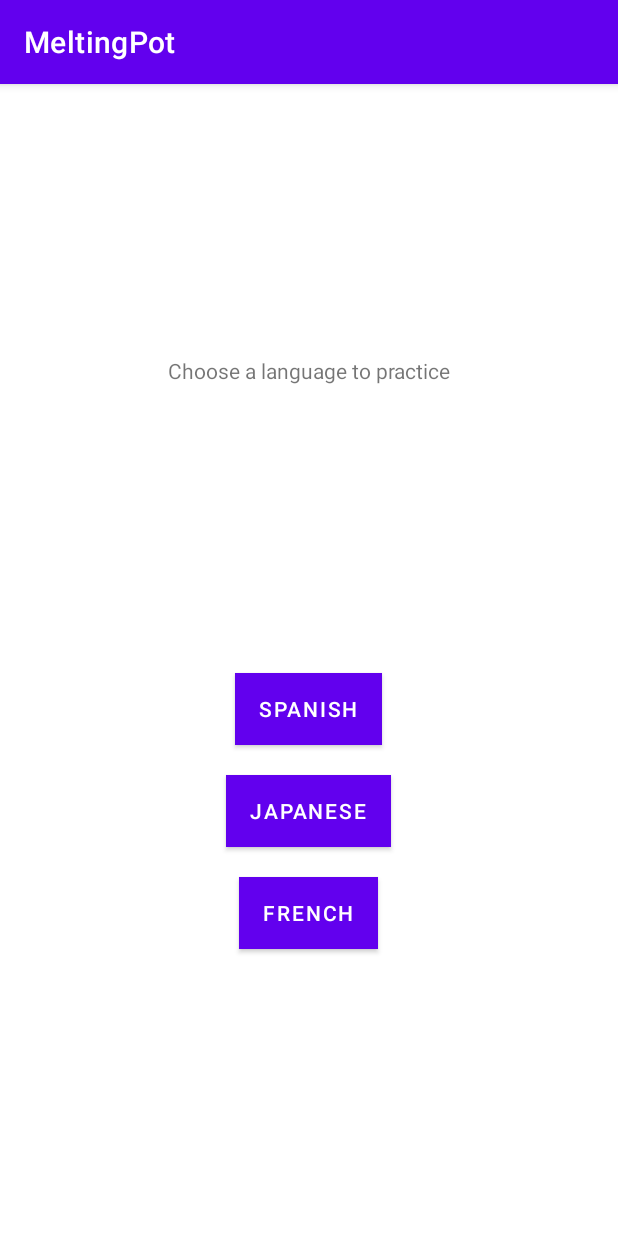
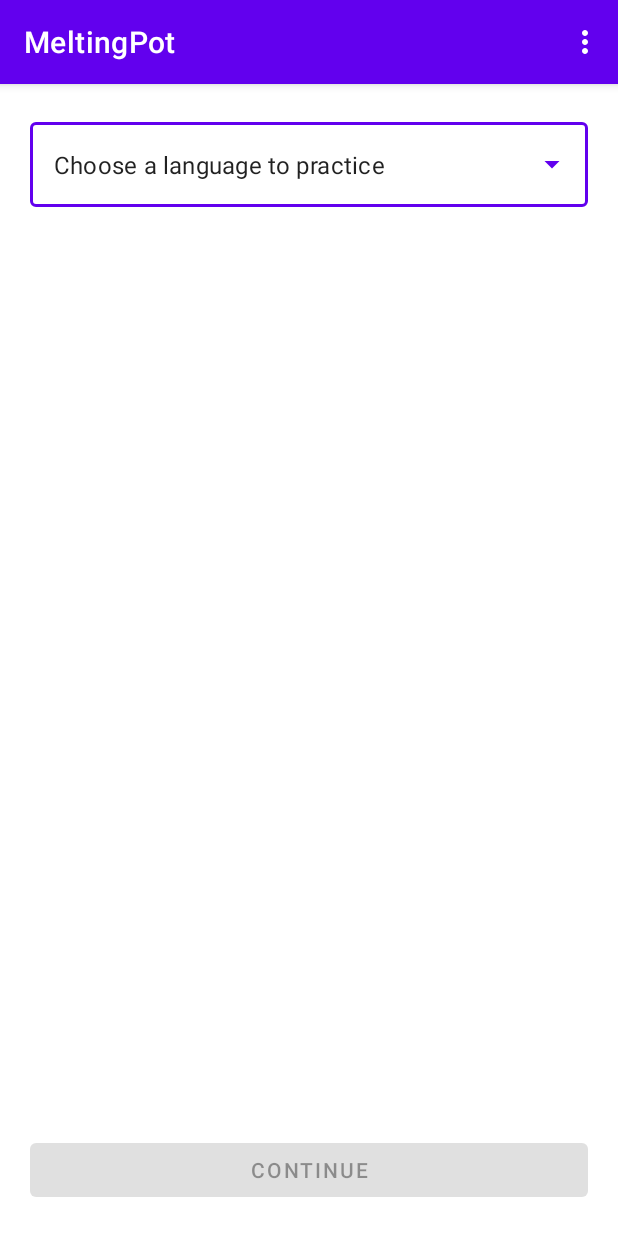
Before and after one commit to jrgranadoswest/meltingpot, an Android app: the screen it shows after launch once a user with an empty profile is signed in (MainActivity), on a phone screen of 412 x 824 dp. Run offline under Robolectric (Android 15) with nearby library versions, the phone set to English and light mode, and no system bars; our stand-ins replace Firebase (no records; nobody signed in at launch, a user with empty details on screens opened directly).

Commit message:
lang select UI & signout update

```diff
--- a/app/src/main/java/com/example/meltingpot/LangSelectFragment.kt
+++ b/app/src/main/java/com/example/meltingpot/LangSelectFragment.kt
@@ -1,10 +1,14 @@
 package com.example.meltingpot
 
 import android.os.Bundle
+import android.util.Log
 import androidx.fragment.app.Fragment
 import android.view.LayoutInflater
 import android.view.View
 import android.view.ViewGroup
+import android.widget.ArrayAdapter
+import android.widget.AutoCompleteTextView
+import androidx.core.widget.addTextChangedListener
 import androidx.navigation.fragment.findNavController
 import com.example.meltingpot.databinding.FragmentLangSelectBinding
 
@@ -19,9 +23,9 @@ class LangSelectFragment : Fragment() {
     }
     private var _binding: FragmentLangSelectBinding? = null
     private val binding get() = _binding!!
-    override fun onCreate(savedInstanceState: Bundle?) {
-        super.onCreate(savedInstanceState)
-    }
+//    override fun onCreate(savedInstanceState: Bundle?) {
+//        super.onCreate(savedInstanceState)
+//    }
 
     override fun onCreateView(
         inflater: LayoutInflater, container: ViewGroup?,
@@ -29,9 +33,18 @@ class LangSelectFragment : Fragment() {
     ): View? {
         // Inflate the layout for this fragment
         _binding = FragmentLangSelectBinding.inflate(inflater, container, false)
-        binding.spanish.setOnClickListener{
+        binding.selectBtn.isEnabled = false
+        // get reference to the string array that we just created
+        val languages = resources.getStringArray(R.array.available_languages)
+        val arrayAdapter = ArrayAdapter(requireContext(), R.layout.dropdownitem, languages)
+        binding.autoCompleteTextView.setAdapter(arrayAdapter)
+        binding.autoCompleteTextView.addTextChangedListener {
+            binding.selectBtn.isEnabled = true
+        }
+        binding.selectBtn.setOnClickListener{
+            Log.d(TAG, "lang selected: ${binding.autoCompleteTextView.text.toString()}")
             findNavController().navigate(R.id.action_langSelectFragment_to_primaryFeed, Bundle().apply {
-                putString("LANG", "Spanish")
+                putString("LANG", binding.autoCompleteTextView.text.toString())
             })
         }
         return binding.root
--- a/app/src/main/java/com/example/meltingpot/LangViewModel.kt
+++ /dev/null
@@ -1,6 +0,0 @@
-package com.example.meltingpot
-
-import androidx.lifecycle.ViewModel
-
-class LangViewModel : ViewModel() {
-}
--- a/app/src/main/java/com/example/meltingpot/MainActivity.kt
+++ b/app/src/main/java/com/example/meltingpot/MainActivity.kt
@@ -3,11 +3,12 @@ package com.example.meltingpot
 import android.content.Intent
 import androidx.appcompat.app.AppCompatActivity
 import android.os.Bundle
-import android.util.Log
+import android.view.Menu
+import android.view.MenuItem
 import com.example.meltingpot.databinding.ActivityMainBinding
+import com.firebase.ui.auth.AuthUI
 import com.google.firebase.auth.FirebaseAuth
 import com.google.firebase.auth.ktx.auth
-import com.google.firebase.database.FirebaseDatabase
 import com.google.firebase.ktx.Firebase
 
 class MainActivity : AppCompatActivity() {
@@ -28,4 +29,23 @@ class MainActivity : AppCompatActivity() {
             return
         }
     }
+
+    override fun onCreateOptionsMenu(menu: Menu): Boolean {
+        val inflater = menuInflater
+        inflater.inflate(R.menu.main_menu, menu)
+        return true
+    }
+    override fun onOptionsItemSelected(item: MenuItem): Boolean {
+        if(item.itemId == R.id.logout_menu) {
+            logout()
+            return true
+        } else {
+            return super.onOptionsItemSelected(item)
+        }
+    }
+    private fun logout() {
+        AuthUI.getInstance().signOut(this)
+        startActivity(Intent(this, LoginActivity::class.java))
+        finish()
+    }
 }
--- /dev/null
+++ b/app/src/main/res/layout/dropdownitem.xml
@@ -0,0 +1,11 @@
+<?xml version="1.0" encoding="utf-8"?>
+<TextView
+    xmlns:android="http://schemas.android.com/apk/res/android"
+    android:id="@+id/dropitem"
+    android:layout_width="match_parent"
+    android:layout_height="wrap_content"
+    android:textColor="@color/black"
+    android:textStyle="bold"
+    android:padding="14dp"
+    android:text=""
+    />
--- a/app/src/main/res/layout/fragment_lang_select.xml
+++ b/app/src/main/res/layout/fragment_lang_select.xml
@@ -4,68 +4,37 @@
     android:layout_width="match_parent"
     android:layout_height="match_parent"
     xmlns:app="http://schemas.android.com/apk/res-auto"
-    tools:context=".LangSelect">
+    tools:context=".LangSelectFragment">
 
-    <!-- TODO: Update blank fragment layout -->
-    <TextView
-        android:id="@+id/tv_prompt"
+    <com.google.android.material.textfield.TextInputLayout
+        style="@style/Widget.MaterialComponents.TextInputLayout.OutlinedBox.ExposedDropdownMenu"
+        android:id="@+id/dropdowntextinput"
         android:layout_width="match_parent"
         android:layout_height="wrap_content"
-        android:gravity="center_horizontal"
-        android:text="Choose a language to practice"
-        app:layout_constraintTop_toTopOf="parent"
-        app:layout_constraintBottom_toTopOf="@id/langbtns"
-        />
+        android:layout_margin="20dp"
+        app:layout_constraintLeft_toLeftOf="parent"
+        app:layout_constraintRight_toRightOf="parent"
+        app:layout_constraintTop_toTopOf="parent">
 
-    <LinearLayout
-        android:id="@+id/langbtns"
+        <AutoCompleteTextView
+            android:id="@+id/autoCompleteTextView"
+            android:layout_width="match_parent"
+            android:layout_height="match_parent"
+            android:layout_weight="1"
+            android:inputType="none"
+            android:text="Choose a language to practice"
+            />
+
+    </com.google.android.material.textfield.TextInputLayout>
+    <Button
+        android:id="@+id/select_btn"
         android:layout_width="match_parent"
         android:layout_height="wrap_content"
-        android:orientation="vertical"
-        app:layout_constraintTop_toBottomOf="@id/tv_prompt"
-        app:layout_constraintBottom_toBottomOf="parent"
-        app:layout_constraintLeft_toLeftOf="parent"
-        app:layout_constraintRight_toRightOf="parent"
-        android:gravity="center_horizontal"
-        >
-    <Button
-        android:id="@+id/spanish"
-        android:layout_width="wrap_content"
-        android:layout_height="wrap_content"
-        android:text="Spanish"
-        app:layout_constraintLeft_toLeftOf="parent"
-        app:layout_constraintRight_toRightOf="parent"
-        android:background="@color/lightviolet"
-        app:layout_constraintBottom_toTopOf="@id/japanese"
-        android:layout_margin="10dp"
-        />
-
-    <Button
-        android:id="@+id/japanese"
-        android:layout_width="wrap_content"
-        android:layout_height="wrap_content"
-        android:text="Japanese"
-        app:layout_constraintTop_toBottomOf="@id/spanish"
-        app:layout_constraintLeft_toLeftOf="parent"
-        app:layout_constraintRight_toRightOf="parent"
-        app:layout_constraintBottom_toBottomOf="@id/french"
-        android:background="@color/lightviolet"
-        android:layout_margin="10dp"
-         />
-
-    <Button
-        android:id="@+id/french"
-        android:layout_width="wrap_content"
-        android:layout_height="wrap_content"
-        android:text="French"
-        app:layout_constraintTop_toBottomOf="@id/japanese"
         app:layout_constraintLeft_toLeftOf="parent"
         app:layout_constraintRight_toRightOf="parent"
         app:layout_constraintBottom_toBottomOf="parent"
-        android:background="@color/lightviolet"
-        android:layout_margin="10dp"
+        android:text="CONTINUE"
+        android:layout_margin="20dp"
         />
-    </LinearLayout>
-
 
 </androidx.constraintlayout.widget.ConstraintLayout>
--- a/app/src/main/res/layout/postcard.xml
+++ b/app/src/main/res/layout/postcard.xml
@@ -20,7 +20,6 @@
             app:layout_constraintLeft_toLeftOf="parent"
             android:text="Place holder text Lorem ipsum dolor sit amet, consectetur adipiscing elit, sed do eiusmod tempor incididunt ut labore et dolore magna aliqua. Ut enim ad minim veniam."
             />
-
 
         <androidx.appcompat.widget.LinearLayoutCompat
             android:id="@+id/post_buttons"
--- /dev/null
+++ b/app/src/main/res/menu/main_menu.xml
@@ -0,0 +1,8 @@
+<?xml version="1.0" encoding="utf-8"?>
+<menu xmlns:android="http://schemas.android.com/apk/res/android"
+    xmlns:app="http://schemas.android.com/apk/res-auto">
+    <item
+        android:id="@+id/logout_menu"
+        android:title="@string/sign_out"
+        app:showAsAction="never"/>
+</menu>
--- a/app/src/main/res/values/strings.xml
+++ b/app/src/main/res/values/strings.xml
@@ -12,4 +12,12 @@
     <string name="invalid_password">Password must be >5 characters</string>
     <string name="login_failed">"Login failed"</string>
     <string name="title_activity_login">LoginActivity</string>
+    <string name="sign_out">Sign out</string>
+
+    <string-array name="available_languages">
+        <item>Spanish</item>
+        <item>English</item>
+        <item>Japanese</item>
+        <item>French</item>
+    </string-array>
 </resources>
```
Also changed, not shown: app/src/main/java/com/example/meltingpot/PostListAdapter.kt (+0 -40 lines).
